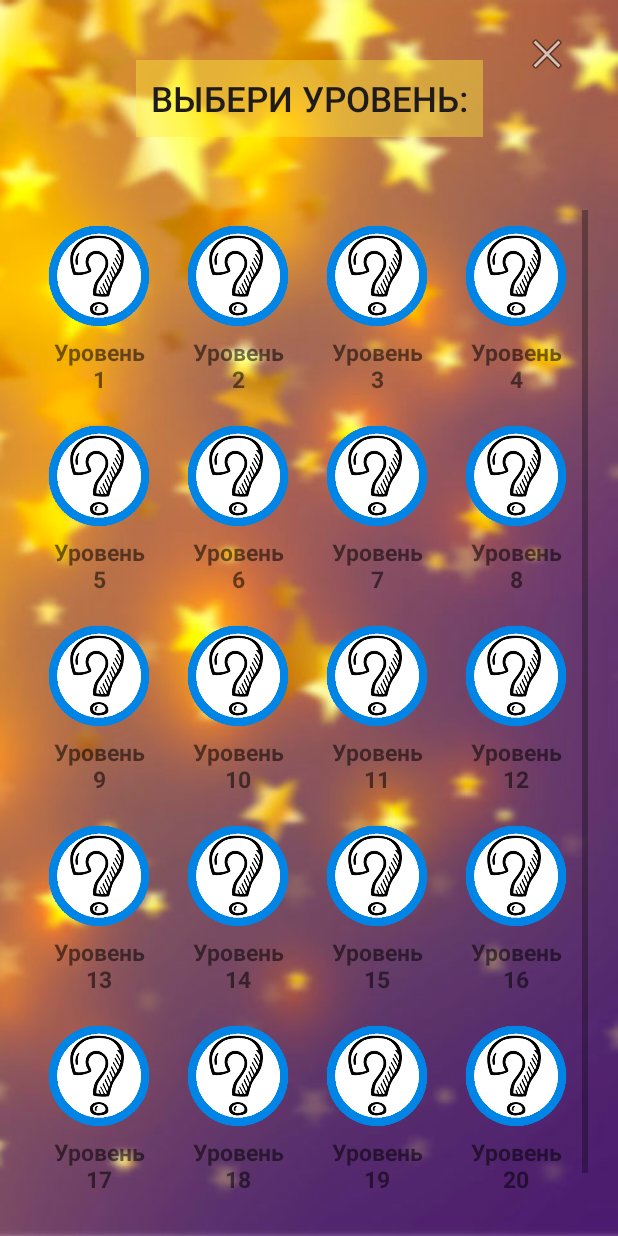
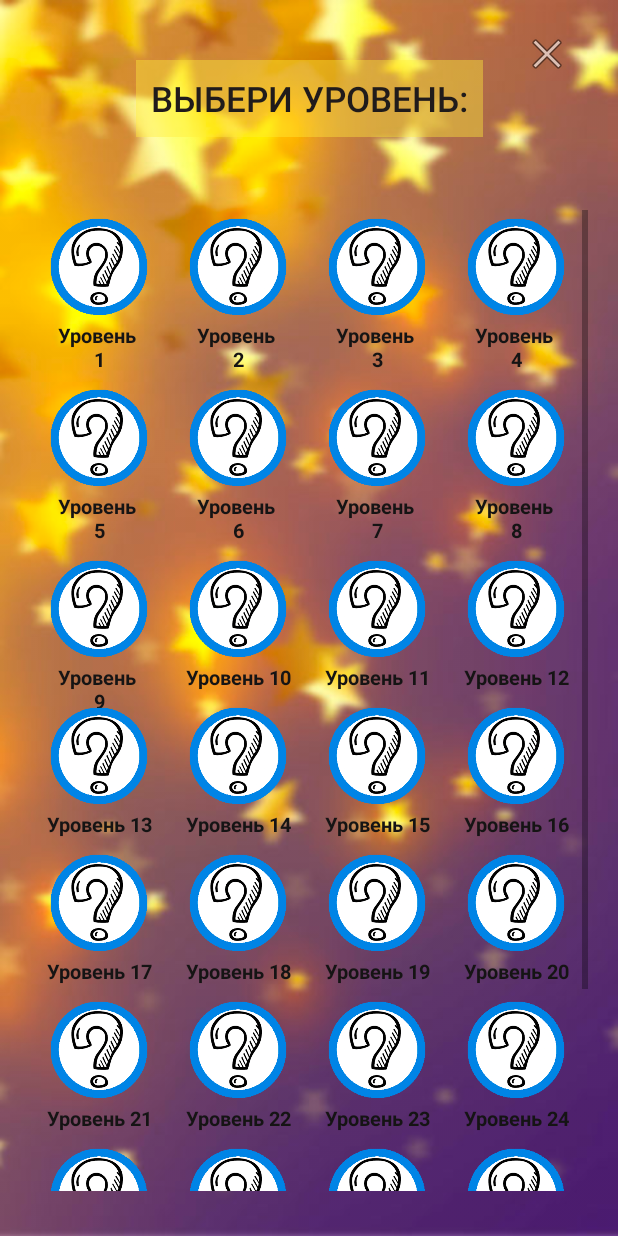
Before and after one commit to CrazyKISSs/KotLast, an Android app: the screen it shows after launch (MainActivity2), after a tap on "ИГРАТЬ", on a phone screen of 412 x 824 dp. Run offline under Robolectric (Android 15) with nearby library versions, the phone set to English and light mode, and no system bars; Roboto replaces fonts that are not available here.

```diff
--- a/app/src/main/java/ru/krisproject/kotucheniy2/MainActivity2.java
+++ b/app/src/main/java/ru/krisproject/kotucheniy2/MainActivity2.java
@@ -18,17 +18,25 @@ public class MainActivity2 extends AppCompatActivity {
             R.drawable.level_image_question, R.drawable.level_image_question, R.drawable.level_image_question
             , R.drawable.level_image_question, R.drawable.level_image_question, R.drawable.level_image_question
             , R.drawable.level_image_question, R.drawable.level_image_question, R.drawable.level_image_question
+            , R.drawable.level_image_question, R.drawable.level_image_question, R.drawable.level_image_question
+            , R.drawable.level_image_question, R.drawable.level_image_question, R.drawable.level_image_question
+            , R.drawable.level_image_question, R.drawable.level_image_question, R.drawable.level_image_question
+            , R.drawable.level_image_question, R.drawable.level_image_question, R.drawable.level_image_question
             , R.drawable.level_image_question, R.drawable.level_image_question};
+
     ActivityMain2Binding binding;
-    ImageButton level_1;
-    String[] level_name = {"Уровень 1", "Уровень 2", "Уровень 3", "Уровень 4", "Уровень 5", "Уровень 6", "Уровень 7",
-            "Уровень 8", "Уровень 9", "Уровень 10", "Уровень 11", "Уровень 12", "Уровень 13", "Уровень 14", "Уровень 15",
-            "Уровень 16", "Уровень 17", "Уровень 18", "Уровень 19", "Уровень 20"};
+
+    String[] level_name = {"Уровень \n1", "Уровень \n2", "Уровень \n3", "Уровень \n4", "Уровень \n5", "Уровень \n6", "Уровень \n7",
+            "Уровень \n8", "Уровень \n9", "Уровень 10", "Уровень 11", "Уровень 12", "Уровень 13", "Уровень 14", "Уровень 15",
+            "Уровень 16", "Уровень 17", "Уровень 18", "Уровень 19", "Уровень 20", "Уровень 21", "Уровень 22", "Уровень 23", "Уровень 24", "Уровень 25",
+            "Уровень 26", "Уровень 27", "Уровень 28", "Уровень 29", "Уровень 30", "Уровень 31", "Уровень 32"};
+
     private ImageButton back_from_level;
 
     @Override
     protected void onCreate(Bundle savedInstanceState) {
         super.onCreate(savedInstanceState);
+
         binding = ActivityMain2Binding.inflate(getLayoutInflater());
         setContentView(binding.getRoot());
 
@@ -53,6 +61,7 @@ public class MainActivity2 extends AppCompatActivity {
                 startActivity(intent);
                 Quiz quiz = new Quiz(level_name[position]);
 
+                MainActivity3_test.level = findViewById(R.id.level);
                 MainActivity3_test.level.setText(quiz.name);
 
             }
--- a/app/src/main/java/ru/krisproject/kotucheniy2/MainActivity3_test.java
+++ b/app/src/main/java/ru/krisproject/kotucheniy2/MainActivity3_test.java
@@ -27,7 +27,6 @@ public class MainActivity3_test extends AppCompatActivity {
             }
         });
 
-        level = findViewById(R.id.level);
 
     }
 
--- a/app/src/main/res/layout/grid_item.xml
+++ b/app/src/main/res/layout/grid_item.xml
@@ -4,22 +4,23 @@
     android:layout_width="wrap_content"
     android:layout_height="wrap_content"
     android:orientation="vertical"
-    android:padding="10sp">
+    android:padding="5sp">
 
     <ImageView
         android:id="@+id/grid_image"
-        android:layout_width="68sp"
-        android:layout_height="68sp"
+        android:layout_width="65sp"
+        android:layout_height="65sp"
         android:scaleType="centerCrop" />
 
     <TextView
         android:id="@+id/item_name"
         android:layout_width="wrap_content"
         android:layout_height="wrap_content"
-        android:layout_marginTop="6sp"
+        android:layout_marginTop="3sp"
         android:gravity="center"
         android:text="11"
-        android:textSize="15sp"
+        android:textColor="#151414"
+        android:textSize="13sp"
         android:textStyle="bold" />
 
 </LinearLayout>
```
